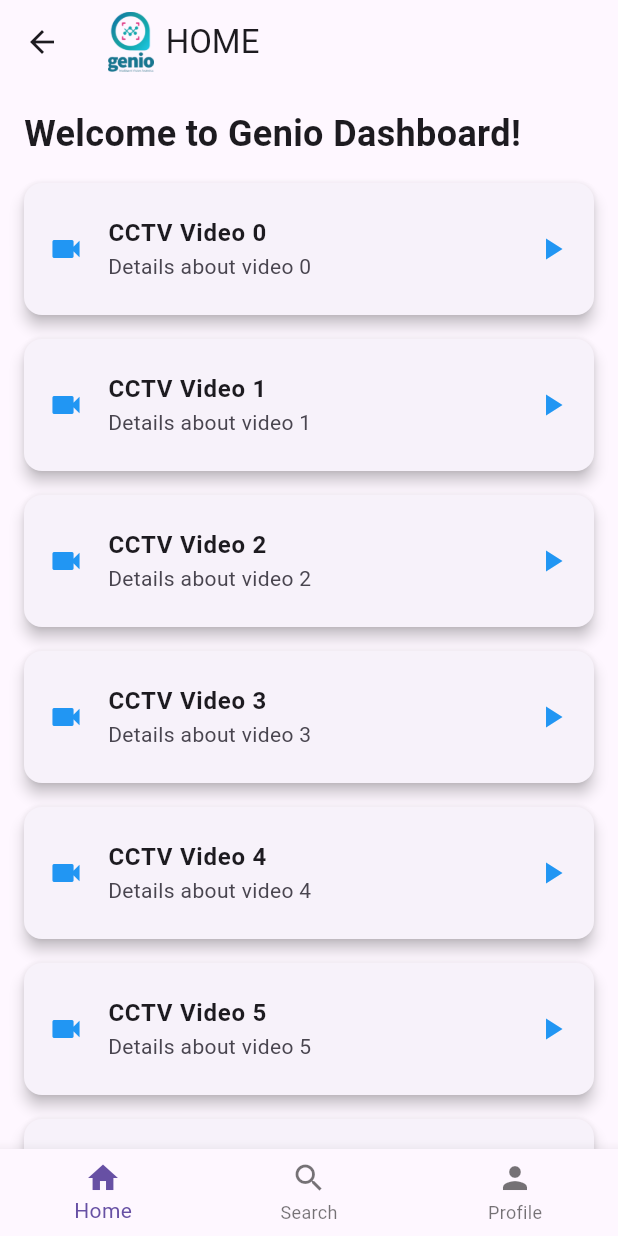
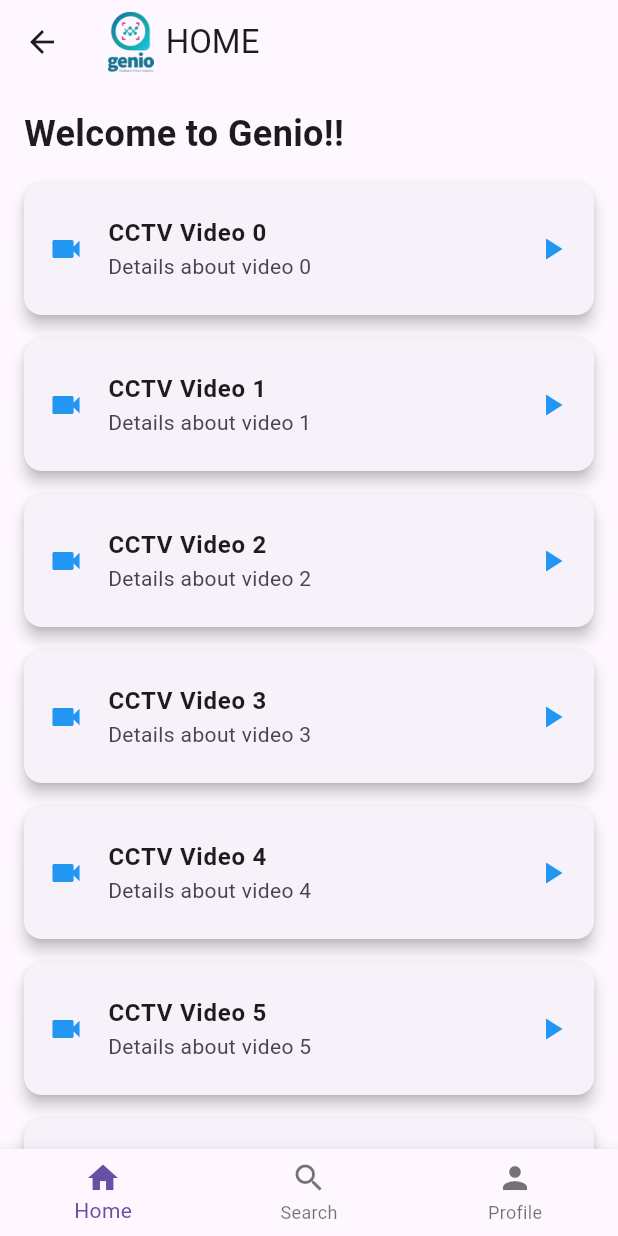
Before and after one commit to nisaafry25/Genio, a Flutter app: the DashboardPage screen opened directly, on a phone screen of 412 x 824 dp. Run offline on Flutter 3.47's test engine with Material 3 defaults, Android fonts, the phone set to English and light mode, and no system bars.

Commit message:
Update dashboard_page.dart

```diff
--- a/lib/dashboard_page.dart
+++ b/lib/dashboard_page.dart
@@ -21,7 +21,7 @@ class DashboardPage extends StatelessWidget {
             crossAxisAlignment: CrossAxisAlignment.start,
             children: [
               Text(
-                'Welcome to Genio Dashboard!',
+                'Welcome to Genio!!',
                 style: TextStyle(
                   fontSize: 24,
                   fontWeight: FontWeight.bold,
```
